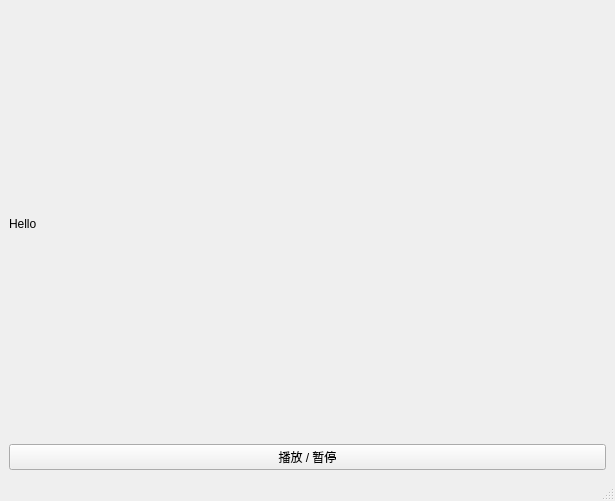
The window that src/server/mwin.ui (xxcosmos/RispberryProject) describes before a commit, drawn with Qt 5.
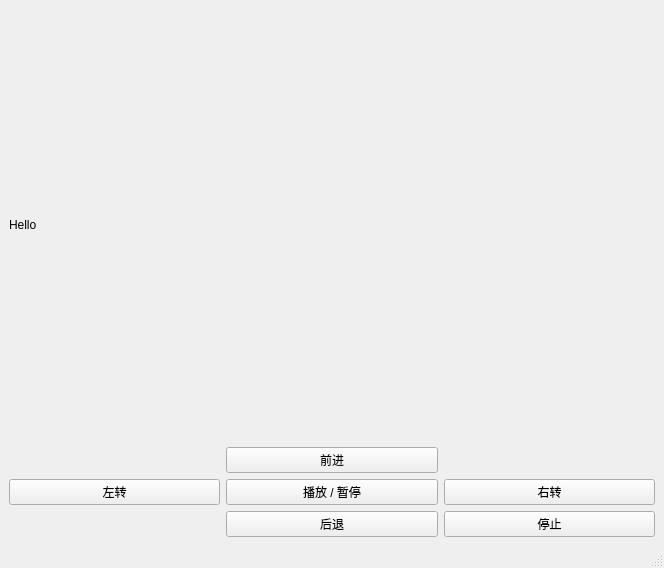
The same window after the commit.

```diff
--- a/src/server/mwin.ui
+++ b/src/server/mwin.ui
@@ -6,8 +6,8 @@
    <rect>
     <x>0</x>
     <y>0</y>
-    <width>615</width>
-    <height>501</height>
+    <width>664</width>
+    <height>568</height>
    </rect>
   </property>
   <property name="windowTitle">
@@ -17,17 +17,52 @@
    <layout class="QGridLayout" name="gridLayout_2">
     <item row="0" column="0">
      <layout class="QGridLayout" name="gridLayout">
+      <item row="1" column="1">
+       <widget class="QPushButton" name="forward_button">
+        <property name="text">
+         <string>前进</string>
+        </property>
+       </widget>
+      </item>
+      <item row="2" column="1">
+       <widget class="QPushButton" name="start_button">
+        <property name="text">
+         <string>播放 / 暂停</string>
+        </property>
+       </widget>
+      </item>
+      <item row="3" column="1">
+       <widget class="QPushButton" name="backward_button">
+        <property name="text">
+         <string>后退</string>
+        </property>
+       </widget>
+      </item>
       <item row="2" column="0">
+       <widget class="QPushButton" name="left_button">
+        <property name="text">
+         <string>左转</string>
+        </property>
+       </widget>
+      </item>
+      <item row="2" column="2">
+       <widget class="QPushButton" name="right_button">
+        <property name="text">
+         <string>右转</string>
+        </property>
+       </widget>
+      </item>
+      <item row="0" column="0" colspan="2">
        <widget class="QLabel" name="video_frame">
         <property name="text">
          <string>Hello</string>
         </property>
        </widget>
       </item>
-      <item row="3" column="0">
-       <widget class="QPushButton" name="start_button">
+      <item row="3" column="2">
+       <widget class="QPushButton" name="stop_button">
         <property name="text">
-         <string>播放 / 暂停</string>
+         <string>停止</string>
         </property>
        </widget>
       </item>
```
Left out of the diff: 2 changed lines with no effect on the pictures.
